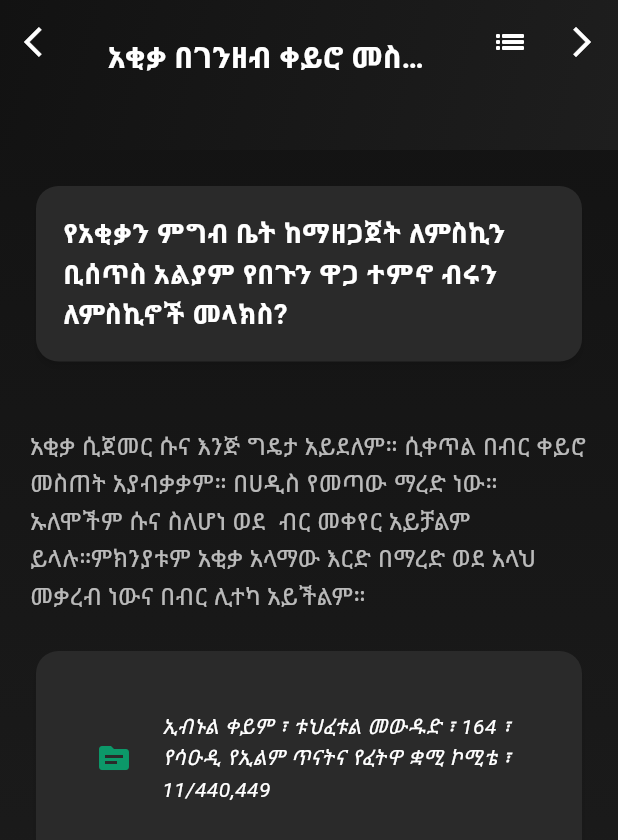
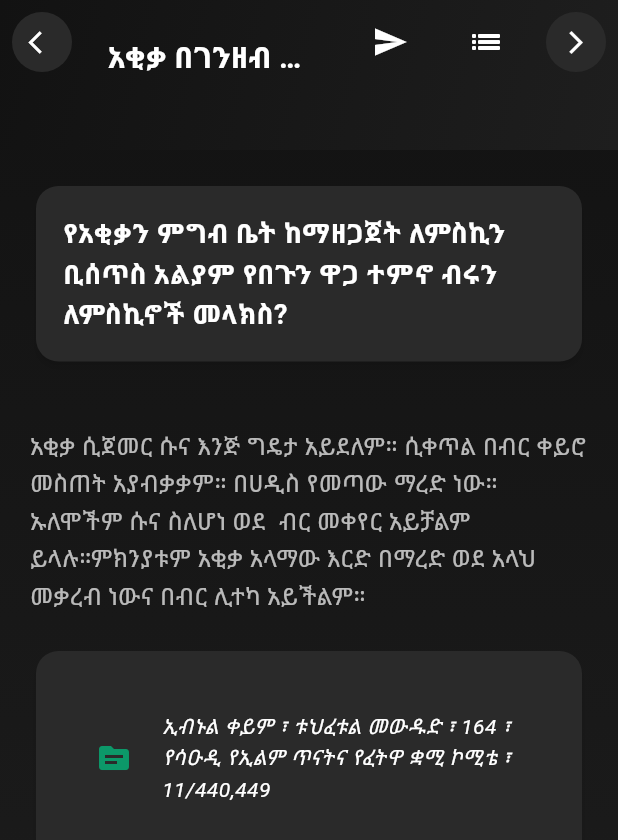
Before and after one commit to abduseK/Ye-Elm-Kazna, a Flutter app: the Page11 screen opened directly, on a phone screen of 412 x 824 dp. Shown: the top 840 px of the screen. Run offline on Flutter 3.47's test engine with Material 3 defaults, Android fonts, the light colour scheme and no system bars; our stand-ins replace marquee, share.

Commit message:
update on ABIT on page 11

```diff
--- a/lib/pages/page11.dart
+++ b/lib/pages/page11.dart
@@ -1,4 +1,5 @@
 import 'package:flutter/material.dart';
+import 'package:share/share.dart';
 import 'package:ye_elm_kazna/files/listfiles4.dart';
 import 'package:ye_elm_kazna/widgets/refractor_widgets.dart';
 
@@ -64,22 +65,45 @@
               ),
             ),
           ),
-          leading: IconButton(
-            onPressed: () => updateNumbers(-1),
-            icon: Icon(Icons.arrow_back_ios, color: Colors.white),
+          leading: Padding(
+            padding: const EdgeInsets.all(8.0),
+            child: CircleAvatar(
+              backgroundColor: Color(0xFF2A2A2A),
+              child: IconButton(
+                iconSize: 18,
+                onPressed: () => updateNumbers(-1),
+                icon: Icon(
+                  Icons.arrow_back_ios,
+                  color: Colors.white,
+                ),
+              ),
+            ),
           ),
           actions: [
-            // IconButton(
-            //   onPressed: () => Share.share(texts[textNumber]),
-            //   icon: Icon(Icons.send, color: Colors.white),
-            // ),
-            IconButton(
-              onPressed: () => Navigator.pop(context),
-              icon: Icon(Icons.list_sharp, color: Colors.white),
+            Padding(
+              padding: const EdgeInsets.symmetric(horizontal: 8.0),
+              child: IconButton(
+                onPressed: () => Share.share(texts5[textNumber]),
+                icon: Icon(Icons.send, color: Colors.white),
+              ),
             ),
-            IconButton(
-              onPressed: () => updateNumbers(1),
-              icon: Icon(Icons.arrow_forward_ios, color: Colors.white),
+            Padding(
+              padding: const EdgeInsets.symmetric(horizontal: 8.0),
+              child: IconButton(
+                onPressed: () => Navigator.pop(context),
+                icon: Icon(Icons.list_sharp, color: Colors.white),
+              ),
+            ),
+            Padding(
+              padding: const EdgeInsets.all(8.0),
+              child: CircleAvatar(
+                backgroundColor: Color(0xFF2A2A2A),
+                child: IconButton(
+                  iconSize: 18,
+                  onPressed: () => updateNumbers(1),
+                  icon: Icon(Icons.arrow_forward_ios, color: Colors.white),
+                ),
+              ),
             ),
           ],
         ),
```
